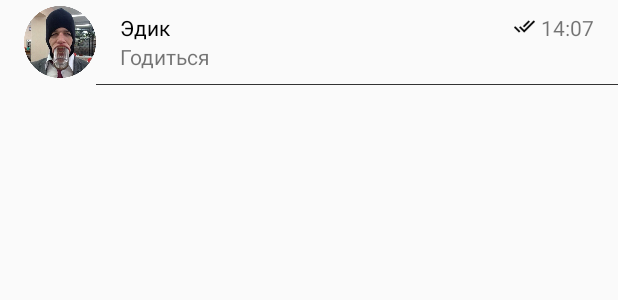
After one commit to vedmitry7/LifeUp, an Android app: the layout dialog_list_item.xml on its own in the app's theme, with its tools: preview values and no code run, on a phone screen of 412 x 824 dp. The commit adds this screen. Shown: the top 300 px of the screen. Run offline under Robolectric (Android 15) with nearby library versions, the phone set to English and light mode, and no system bars.

Commit message:
add dialog list

```diff
--- a/app/src/main/java/com/vedmitryapps/lifeup/adapters/MainPagerAdapter.java
+++ b/app/src/main/java/com/vedmitryapps/lifeup/adapters/MainPagerAdapter.java
@@ -3,12 +3,12 @@ package com.vedmitryapps.lifeup.adapters;
 import android.graphics.Color;
 import android.graphics.PorterDuff;
 import android.support.design.widget.TabLayout;
-import android.support.v4.app.DialogFragment;
 import android.support.v4.app.Fragment;
 import android.support.v4.app.FragmentManager;
 import android.support.v4.app.FragmentPagerAdapter;
 import android.support.v4.view.ViewPager;
 
+import com.vedmitryapps.lifeup.fragments.DialogListFragment;
 import com.vedmitryapps.lifeup.fragments.ProfileFragment;
 import com.vedmitryapps.lifeup.fragments.SimpleFragment;
 
@@ -34,7 +34,7 @@ public class MainPagerAdapter extends FragmentPagerAdapter implements ViewPager.
             case 2:
                 return new SimpleFragment();
             case 3:
-                return new DialogFragment();
+                return new DialogListFragment();
             case 4:
                 return new SimpleFragment();
         }
--- /dev/null
+++ b/app/src/main/res/layout/dialog_list_item.xml
@@ -0,0 +1,81 @@
+<?xml version="1.0" encoding="utf-8"?>
+<android.support.constraint.ConstraintLayout
+    xmlns:android="http://schemas.android.com/apk/res/android"
+    android:layout_width="match_parent"
+    android:layout_height="wrap_content">
+
+    <RelativeLayout
+        android:layout_width="match_parent"
+        android:layout_height="wrap_content">
+
+        <ImageView
+            android:id="@+id/imageView"
+            android:layout_width="48dp"
+            android:layout_height="48dp"
+            android:layout_marginLeft="16dp"
+            android:layout_marginTop="4dp"
+            android:src="@drawable/dibil" />
+
+        <LinearLayout
+            android:layout_width="match_parent"
+            android:layout_height="wrap_content"
+            android:layout_alignParentEnd="true"
+            android:layout_alignParentRight="true"
+            android:layout_centerVertical="true"
+            android:layout_marginLeft="16dp"
+            android:layout_toRightOf="@+id/imageView"
+            android:gravity="center_vertical"
+            android:orientation="vertical">
+
+
+            <RelativeLayout
+                android:layout_width="match_parent"
+                android:layout_height="wrap_content">
+
+                <TextView
+                    android:textColor="@android:color/black"
+                    android:id="@+id/name"
+                    android:layout_width="wrap_content"
+                    android:layout_height="wrap_content"
+                    android:layout_alignParentLeft="true"
+                    android:text="Эдик" />
+
+                <ImageView
+                    android:paddingRight="4dp"
+                    android:id="@+id/messageIndicator"
+                    android:layout_width="18dp"
+                    android:layout_height="18dp"
+                    android:layout_toLeftOf="@+id/time"
+                    android:src="@drawable/ic_indicator" />
+
+                <TextView
+                    android:id="@+id/time"
+                    android:layout_width="wrap_content"
+                    android:layout_height="wrap_content"
+                    android:layout_alignParentRight="true"
+                    android:paddingRight="16dp"
+                    android:text="14:07" />
+
+            </RelativeLayout>
+
+
+            <TextView
+                android:layout_width="match_parent"
+                android:layout_height="wrap_content"
+                android:layout_below="@+id/name"
+                android:layout_toRightOf="@+id/imageView"
+                android:text="Годиться" />
+
+        </LinearLayout>
+
+        <View
+            android:layout_width="match_parent"
+            android:layout_height="1px"
+            android:layout_below="@+id/imageView"
+            android:layout_marginTop="4dp"
+            android:layout_toRightOf="@+id/imageView"
+            android:background="#333333" />
+
+    </RelativeLayout>
+
+</android.support.constraint.ConstraintLayout>
```
Also changed, not shown: app/src/main/java/com/vedmitryapps/lifeup/fragments/DialogListAdapter.java (added, +35 -0 lines), app/src/main/java/com/vedmitryapps/lifeup/fragments/DialogListFragment.java (renamed from app/src/main/java/com/vedmitryapps/lifeup/fragments/DialogFragment.java, +15 -8 lines), app/src/main/res/layout/fragment_diallog.xml (added, +14 -0 lines), app/src/main/res/drawable/ic_indicator.png (added).
